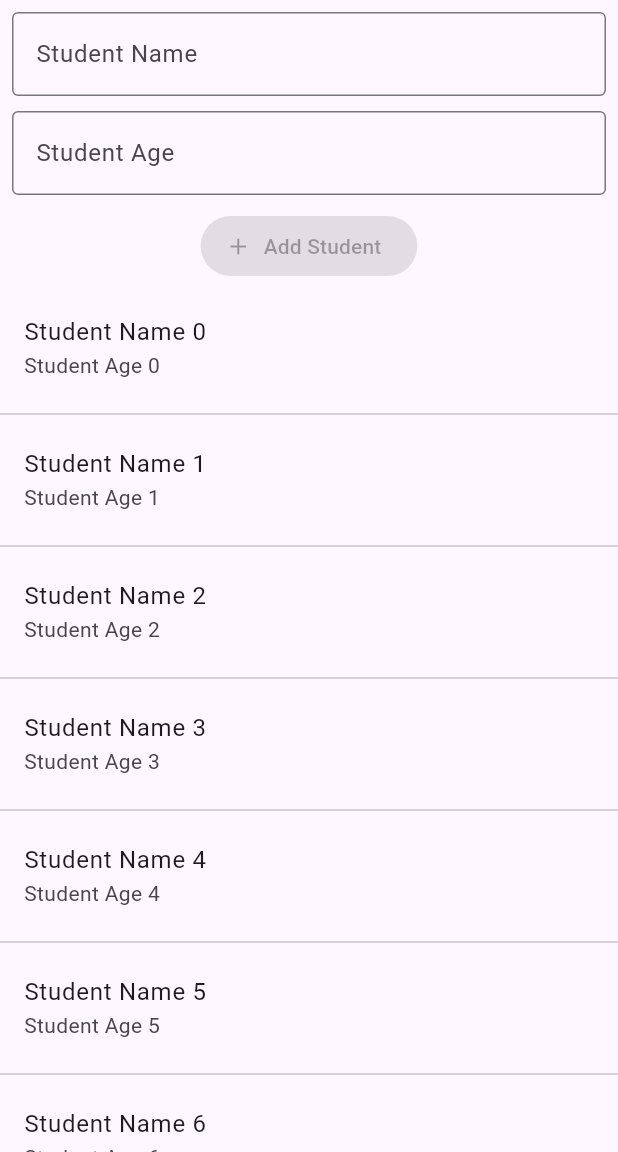
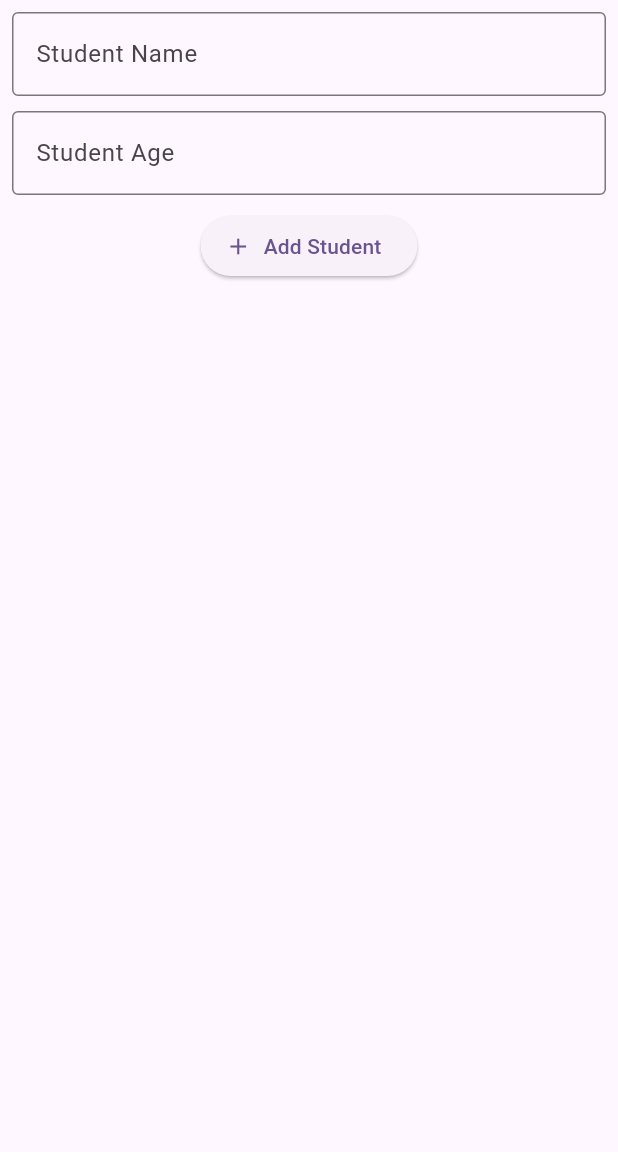
Before and after one commit to sacrilegioushero220/Flutter_Database_Project, a Flutter app: the screen it shows after launch, on a phone screen of 412 x 824 dp, the part 84-1236 px from its top. Run offline on Flutter 3.47's test engine with Material 2 defaults, Android fonts, the phone set to English and light mode, and no system bars.

Commit message:
Completed project using List

```diff
--- a/lib/Screen/listStudentWidget.dart
+++ b/lib/Screen/listStudentWidget.dart
@@ -1,20 +1,30 @@
 import 'package:flutter/material.dart';
+
+import '../db/functions/DbFunctions.dart';
+import '../db/model/dataModel.dart';
 
 class ListStudentNames extends StatelessWidget {
   const ListStudentNames({super.key});
 
   @override
   Widget build(BuildContext context) {
+    return ValueListenableBuilder(
+      valueListenable: studentListNotifier,
+      builder:
+          (BuildContext ctx, List<StudentModel> studentList, Widget? child) {
         return ListView.separated(
             itemBuilder: (ctx, index) {
+              final data = studentList[index];
               return ListTile(
-            title: Text('Student Name $index'),
-            subtitle: Text('Student Age $index'),
+                title: Text(data.name),
+                subtitle: Text(data.age),
               );
             },
             separatorBuilder: (ctx, index) {
               return const Divider();
             },
-        itemCount: 50);
+            itemCount: studentList.length);
+      },
+    );
   }
 }
```
Also changed, not shown: lib/Screen/addStudentWidget.dart (+18 -9 lines), lib/db/functions/DbFunctions.dart (+6 -2 lines). Lines whose indentation alone changed are shown as unchanged.
